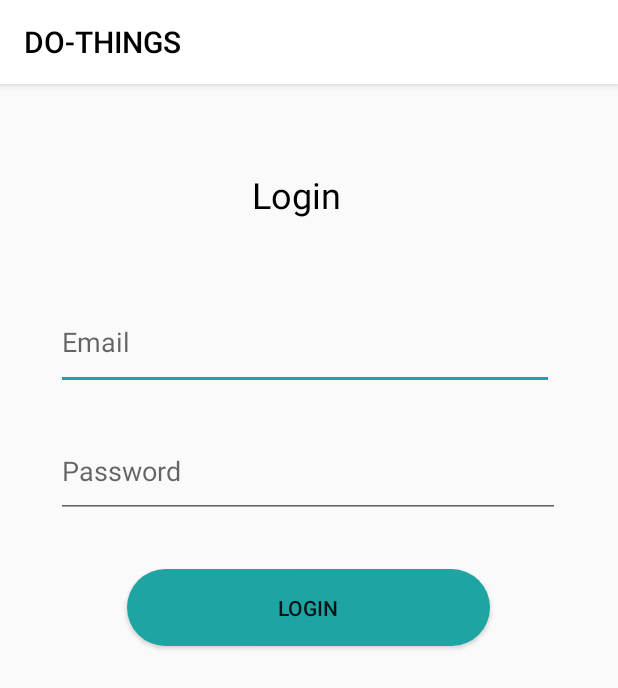
After one commit to valentinavera/dothings, an Android app: the LoginActivity screen opened directly, with no data from a screen before it, on a phone screen of 412 x 824 dp. The commit adds this screen. Shown: the top 688 px of the screen. Run offline under Robolectric (Android 15) with nearby library versions, the phone set to English and light mode, and no system bars; our stand-ins replace Firebase (no records; nobody signed in at launch, a user with empty details on screens opened directly); libraries missing offline, so code that uses them is left out: com.google.gson.internal, com.mongodb, com.mongodb.client.

Commit message:
detalles de sesión

```diff
--- a/app/src/main/AndroidManifest.xml
+++ b/app/src/main/AndroidManifest.xml
@@ -1,6 +1,6 @@
 <?xml version="1.0" encoding="utf-8"?>
 <manifest xmlns:android="http://schemas.android.com/apk/res/android"
-    package="edu.unicauca.main" >
+    package="edu.unicauca.main">
 
     <uses-permission android:name="android.permission.READ_CALENDAR" />
     <uses-permission android:name="android.permission.WRITE_CALENDAR" />
@@ -11,20 +11,17 @@
         android:label="@string/app_name"
         android:roundIcon="@mipmap/ic_launcher_round"
         android:supportsRtl="true"
-        android:theme="@style/AppTheme" >
-        <activity
-            android:name=".ui.login.LoginActivity"
-            android:label="@string/title_activity_login" >
-        </activity>
+        android:theme="@style/AppTheme">
+        <activity android:name=".LoginActivity"></activity>
         <activity
             android:name=".UserActivity"
-            android:parentActivityName=".MenuActivity" >
+            android:parentActivityName=".MenuActivity">
             <meta-data
                 android:name="android.support.PARENT_ACTIVITY"
                 android:value=".MenuActivity" />
         </activity>
         <activity android:name=".MenuActivity" />
-        <activity android:name=".MainActivity" >
+        <activity android:name=".MainActivity">
             <intent-filter>
                 <action android:name="android.intent.action.MAIN" />
 
--- /dev/null
+++ b/app/src/main/java/edu/unicauca/main/LoginActivity.java
@@ -0,0 +1,57 @@
+package edu.unicauca.main;
+
+import androidx.appcompat.app.AppCompatActivity;
+
+import android.content.Intent;
+import android.os.Bundle;
+import android.view.View;
+import android.widget.Button;
+import android.widget.EditText;
+import android.widget.Toast;
+
+import edu.unicauca.main.patterns.observer.Observer;
+import edu.unicauca.main.persistence.models.UserModel;
+import edu.unicauca.main.session.SimpleSessionManager;
+
+public class LoginActivity extends AppCompatActivity implements Observer {
+    private EditText etEmail;
+    private EditText etPassword;
+    private Button btLogin;
+    private UserModel userModel;
+    @Override
+    protected void onCreate(Bundle savedInstanceState) {
+        super.onCreate (savedInstanceState);
+        SimpleSessionManager.init(this);
+        setContentView (R.layout.activity_login);
+        etEmail = findViewById (R.id.editTextTextEmailAddress);
+        etPassword = findViewById (R.id.editTextTextPassword);
+        btLogin= findViewById (R.id.buttonLogin);
+        btLogin.setOnClickListener (new View.OnClickListener () {
+            @Override
+            public void onClick(View v) {
+                String email = etEmail.getText ().toString ();
+                String password = etPassword.getText ().toString ();
+                SimpleSessionManager.login (email, password,true, new Observer () {
+                    @Override
+                    public void notify(Object succesfull) {
+                        if((boolean)succesfull){
+                            final Toast tag = Toast.makeText(getApplicationContext (),"Ejecutando OnCreate()",Toast.LENGTH_SHORT);
+                            tag.show();
+
+                        }
+                    }
+
+                });
+                Intent menuActivity= new Intent(getApplicationContext (), MenuActivity.class);
+                startActivity(menuActivity);
+
+            }
+        });
+
+    }
+
+    @Override
+    public void notify(Object observed) {
+
+    }
+}
--- a/app/src/main/java/edu/unicauca/main/MainActivity.java
+++ b/app/src/main/java/edu/unicauca/main/MainActivity.java
@@ -7,6 +7,7 @@ import android.view.View;
 import androidx.appcompat.app.ActionBar;
 import androidx.appcompat.app.AppCompatActivity;
 
+import edu.unicauca.main.persistence.models.UserModel;
 import edu.unicauca.main.session.SimpleSessionManager;
 
 public class MainActivity extends AppCompatActivity {
@@ -14,7 +15,6 @@ public class MainActivity extends AppCompatActivity {
     @Override
     protected void onCreate(Bundle savedInstanceState) {
         super.onCreate(savedInstanceState);
-
         ActionBar actionBar = getSupportActionBar();
         actionBar.setDisplayShowHomeEnabled(true);
         actionBar.setIcon(R.mipmap.ic_launcher);
--- a/app/src/main/java/edu/unicauca/main/RegisterUserFragment.java
+++ b/app/src/main/java/edu/unicauca/main/RegisterUserFragment.java
@@ -95,9 +95,6 @@ public class RegisterUserFragment extends Fragment implements Observer {
                 String username = etUsername.getText ().toString ();
                 String password = etPassword.getText ().toString ();
 
-
-
-
                 SimpleSessionManager.createUser(name, lastname,username,password, new Observer() {
                     @Override
                     public void notify(Object succesfull) {
@@ -106,8 +103,7 @@ public class RegisterUserFragment extends Fragment implements Observer {
                         }
                     }
                 });
-                //Cerrar Sesion
-                //SimpleSessionManager.logout();
+
             }
         });
         return  vista;
--- a/app/src/main/java/edu/unicauca/main/SettingsFragment.java
+++ b/app/src/main/java/edu/unicauca/main/SettingsFragment.java
@@ -102,6 +102,8 @@ public class SettingsFragment extends Fragment implements Observer {
                     SimpleSessionManager.logout();
                     Toast.makeText (getContext (),"Cerró sesión exitosamente." ,Toast.LENGTH_LONG).show ();
                 }
+                Intent login = new Intent(getActivity(), LoginActivity.class);
+                startActivity(login);
             }
         });
         btnManage.setOnClickListener (new View.OnClickListener () {
--- /dev/null
+++ b/app/src/main/res/layout/activity_login.xml
@@ -0,0 +1,65 @@
+<?xml version="1.0" encoding="utf-8"?>
+<androidx.constraintlayout.widget.ConstraintLayout xmlns:android="http://schemas.android.com/apk/res/android"
+    xmlns:app="http://schemas.android.com/apk/res-auto"
+    xmlns:tools="http://schemas.android.com/tools"
+    android:layout_width="match_parent"
+    android:layout_height="match_parent"
+    tools:context=".LoginActivity">
+
+    <EditText
+        android:id="@+id/editTextTextEmailAddress"
+        android:layout_width="332dp"
+        android:layout_height="64dp"
+        android:ems="10"
+        android:hint="@string/Email"
+        android:inputType="textEmailAddress"
+        app:layout_constraintBottom_toBottomOf="parent"
+        app:layout_constraintEnd_toEndOf="parent"
+        app:layout_constraintHorizontal_bias="0.468"
+        app:layout_constraintStart_toStartOf="parent"
+        app:layout_constraintTop_toTopOf="parent"
+        app:layout_constraintVertical_bias="0.199" />
+
+    <EditText
+        android:id="@+id/editTextTextPassword"
+        android:layout_width="336dp"
+        android:layout_height="62dp"
+        android:ems="10"
+        android:inputType="textPassword"
+        android:hint="@string/password"
+        app:layout_constraintBottom_toBottomOf="parent"
+        app:layout_constraintEnd_toEndOf="parent"
+        app:layout_constraintHorizontal_bias="0.493"
+        app:layout_constraintStart_toStartOf="parent"
+        app:layout_constraintTop_toTopOf="parent"
+        app:layout_constraintVertical_bias="0.322" />
+
+    <Button
+        android:id="@+id/buttonLogin"
+        android:layout_width="242dp"
+        android:layout_height="51dp"
+        android:background="@drawable/button_edge"
+        android:onClick="onClick"
+        android:text="@string/Login"
+        app:layout_constraintBottom_toBottomOf="parent"
+        app:layout_constraintEnd_toEndOf="parent"
+        app:layout_constraintHorizontal_bias="0.497"
+        app:layout_constraintStart_toStartOf="parent"
+        app:layout_constraintTop_toTopOf="parent"
+        app:layout_constraintVertical_bias="0.451"
+        tools:ignore="OnClick" />
+
+    <TextView
+        android:id="@+id/textView2"
+        android:layout_width="109dp"
+        android:layout_height="40dp"
+        android:text="@string/Login"
+        android:textColor="@color/black"
+        android:textSize="24sp"
+        app:layout_constraintBottom_toBottomOf="parent"
+        app:layout_constraintEnd_toEndOf="parent"
+        app:layout_constraintHorizontal_bias="0.556"
+        app:layout_constraintStart_toStartOf="parent"
+        app:layout_constraintTop_toTopOf="parent"
+        app:layout_constraintVertical_bias="0.079" />
+</androidx.constraintlayout.widget.ConstraintLayout>
--- a/app/src/main/res/values/strings.xml
+++ b/app/src/main/res/values/strings.xml
@@ -40,6 +40,8 @@
     <string name="Register">Register</string>
     <string name="Scheduled_tasks">Scheduled tasks</string>
     <string name="Logout">Logout</string>
+    <string name="Email">Email</string>
+    <string name="Login">Login</string>
 
 
 </resources>
```
Also changed, not shown: 1 other file.
